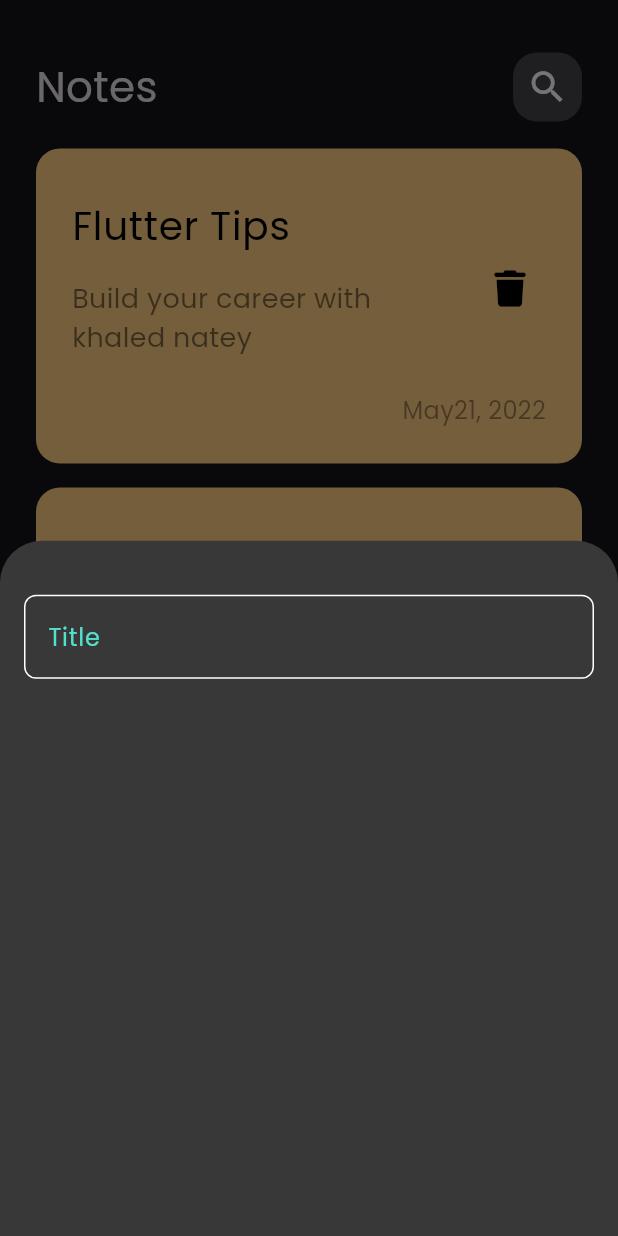
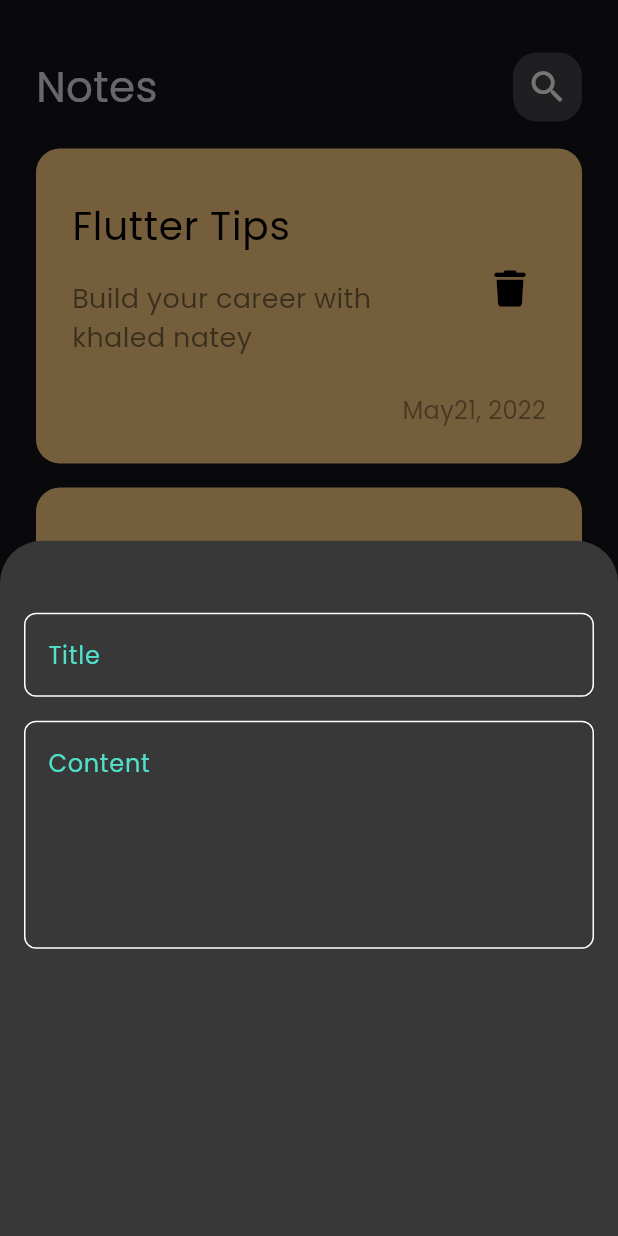
Before and after one commit to khaledNat3y/notes_app, a Flutter app: the screen it shows after launch, after a tap on the "add" icon, on a phone screen of 412 x 824 dp. Run offline on Flutter 3.47's test engine with Material 3 defaults, Android fonts, the phone set to English and light mode, and no system bars; our stand-ins replace font_awesome_flutter.

Commit message:
-Added Fields to notes bottom sheet

```diff
--- a/lib/ui/widgets/add_bottom_sheet.dart
+++ b/lib/ui/widgets/add_bottom_sheet.dart
@@ -6,12 +6,14 @@ class AddBottomSheet extends StatelessWidget {
 
   @override
   Widget build(BuildContext context) {
-    return Padding(
-      padding: const EdgeInsets.symmetric(vertical: 16, horizontal: 16),
-      child: const Column(
+    return const Padding(
+      padding: EdgeInsets.symmetric(vertical: 16, horizontal: 16),
+      child: Column(
         children: [
-          SizedBox(height: 20,),
-          CustomTextField(),
+          SizedBox(height: 32,),
+          CustomTextField(hint: 'Title',),
+          SizedBox(height: 16,),
+          CustomTextField(hint: "Content", maxLines: 5,)
         ],
       ),
     );
--- a/lib/ui/widgets/custom_text_field.dart
+++ b/lib/ui/widgets/custom_text_field.dart
@@ -2,18 +2,21 @@ import 'package:flutter/material.dart';
 import 'package:notes_app/constants/app_colors.dart';
 
 class CustomTextField extends StatelessWidget {
-  const CustomTextField({super.key});
+  final String hint;
+  final int? maxLines;
+  const CustomTextField({super.key, required this.hint, this.maxLines});
 
   @override
   Widget build(BuildContext context) {
     return TextField(
       cursorColor: AppColors.primaryColor,
+      maxLines: maxLines ?? 1,
       decoration: InputDecoration(
         border: buildOutlineInputBorder(),
         enabledBorder: buildOutlineInputBorder(),
         focusedBorder: buildOutlineInputBorder(AppColors.primaryColor),
         enabled: true,
-        hintText: "Title",
+        hintText: hint,
         hintStyle: const TextStyle(color: AppColors.primaryColor),
       )
     );
```
